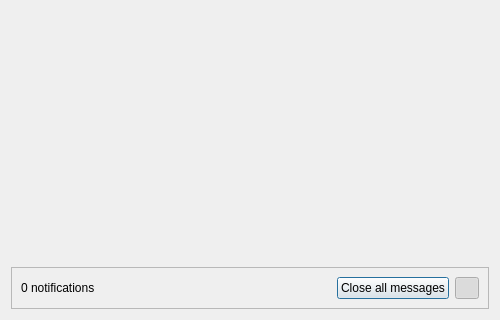
KJNeko/Atlas, file atlas/ui/notifications/NotificationManagerUI.ui: the form before one commit; both pictures show x 0 to 500 and y 180 to 500 of the 500 by 500 pixel window.
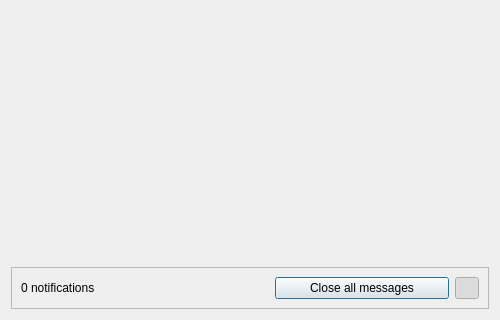
The form after the commit. Icons and pictures are not drawn.

Commit message: changed notification button min to minexpanding

The edit to the form file:
```diff
--- a/atlas/ui/notifications/NotificationManagerUI.ui
+++ b/atlas/ui/notifications/NotificationManagerUI.ui
@@ -114,6 +114,12 @@
       </item>
       <item>
        <widget class="QPushButton" name="btnClose">
+        <property name="sizePolicy">
+         <sizepolicy hsizetype="MinimumExpanding" vsizetype="Fixed">
+          <horstretch>0</horstretch>
+          <verstretch>0</verstretch>
+         </sizepolicy>
+        </property>
         <property name="text">
          <string>Close all messages</string>
         </property>
```
The commit also changes 3 other files.
